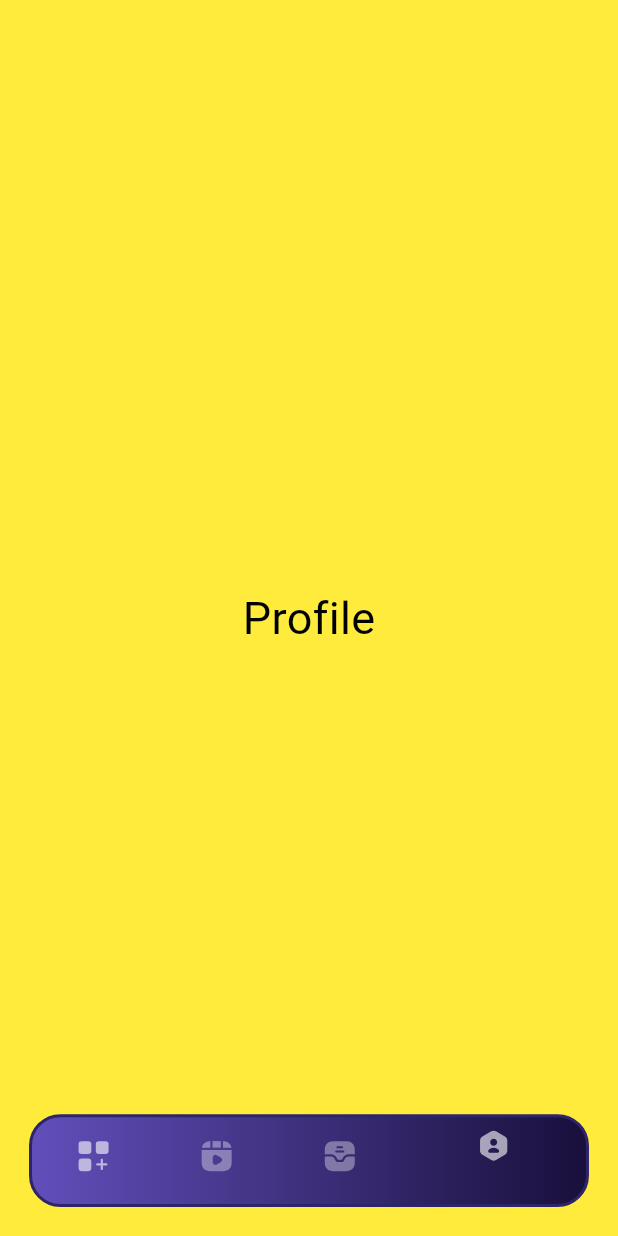
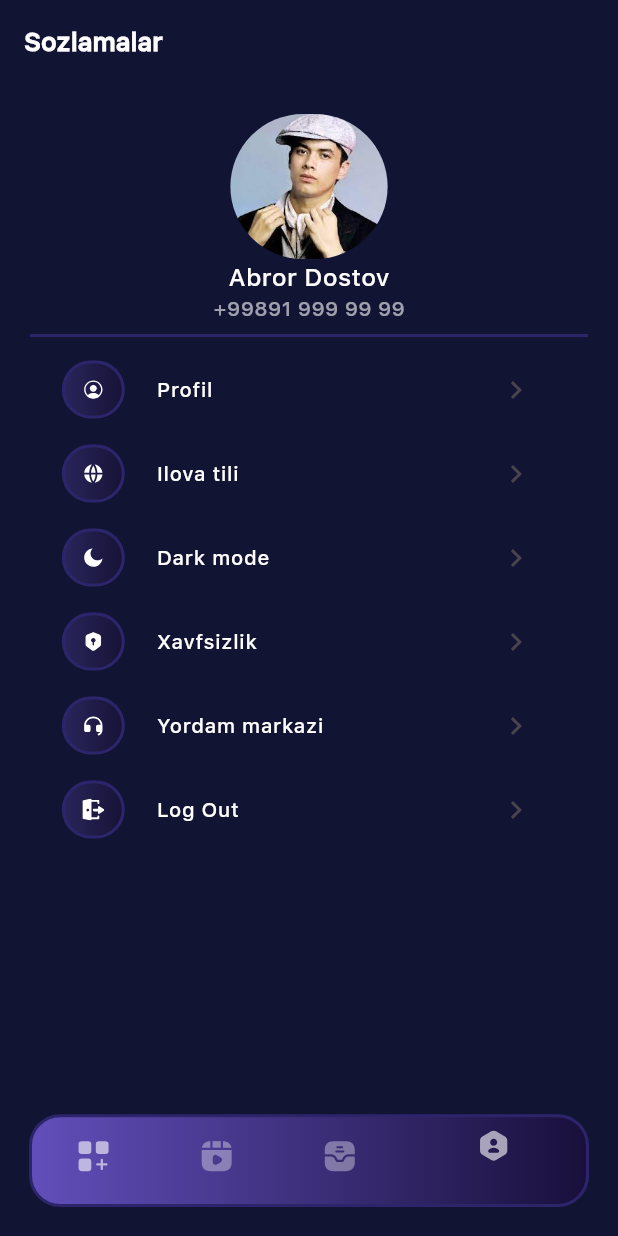
Before and after one commit to azizbek123411/yulduzlar_cosinius, a Flutter app: the screen it shows after launch, item 4 of the bottom bar chosen, on a phone screen of 412 x 824 dp. Run offline on Flutter 3.47's test engine with Material 3 defaults, Android fonts, the phone set to English and light mode, and no system bars; our stand-ins replace bloc, flutter_svg, pin_code_fields.

Commit message:
profile page

```diff
--- a/lib/src/ui/pages/navbar_pages/my_orders.dart
+++ b/lib/src/ui/pages/navbar_pages/my_orders.dart
@@ -4,10 +4,8 @@ import 'package:yulduzlar_cosinius/src/config/font_size.dart';
 import 'package:yulduzlar_cosinius/src/repository/constants/text_style.dart';
 import 'package:yulduzlar_cosinius/src/repository/utils/app_padding.dart';
 import 'package:yulduzlar_cosinius/src/repository/utils/creen_utils.dart';
-import 'package:yulduzlar_cosinius/src/repository/utils/space.dart';
 import 'package:yulduzlar_cosinius/src/ui/screens/my_orders_screen/tabbar_chat_page.dart';
 import 'package:yulduzlar_cosinius/src/ui/screens/my_orders_screen/ordered_page.dart';
-import 'package:yulduzlar_cosinius/src/ui/widgets/buttons.dart';
 class MyOrders extends StatefulWidget {
   const MyOrders({super.key});
 
--- a/lib/src/ui/pages/navbar_pages/profile_page.dart
+++ b/lib/src/ui/pages/navbar_pages/profile_page.dart
@@ -1,4 +1,13 @@
 import 'package:flutter/material.dart';
+import 'package:yulduzlar_cosinius/src/config/appcolors.dart';
+import 'package:yulduzlar_cosinius/src/config/font_size.dart';
+import 'package:yulduzlar_cosinius/src/repository/constants/text_style.dart';
+import 'package:yulduzlar_cosinius/src/repository/utils/creen_utils.dart';
+import 'package:yulduzlar_cosinius/src/ui/widgets/buttons.dart';
+import 'package:yulduzlar_cosinius/src/ui/widgets/list_tile.dart';
+
+import '../../../repository/utils/app_padding.dart';
+
 class ProfilePage extends StatefulWidget {
   const ProfilePage({super.key});
 
@@ -10,12 +19,52 @@ class _ProfilePageState extends State<ProfilePage> {
   @override
   Widget build(BuildContext context) {
     return Scaffold(
-      backgroundColor: Colors.yellow,
-      body: Center(
-        child: Text("Profile",
-          style: TextStyle(
-              color: Colors.black,fontSize: 30
-          ),),
+      appBar: AppBar(
+        backgroundColor: Colors.transparent,
+        title: Text(
+          "Sozlamalar",
+          style: AppTextStyle.instance.w700.copyWith(
+              fontSize: FontSizeConst.instance.largeFont,
+              color: AppColors.colorFFF),
+        ),
+      ),
+      backgroundColor: AppColors.mainBackground,
+      body: Padding(
+        padding: Dis.all(20),
+        child: Center(
+          child: Column(
+            children: [
+              ClipRRect(
+                borderRadius: BorderRadius.circular(50),
+                child: Image.asset(
+                  'assets/images/abror_dostov.jpg',
+                  height: 100.h,
+                  width: 100.w,
+                  fit: BoxFit.cover,
+                ),
+              ),
+              Text("Abror Dostov",style: AppTextStyle.instance.w600.copyWith(
+                color: AppColors.colorFFF,
+                fontSize: FontSizeConst.instance.mediumFont
+              ),),
+
+              Text("+99891 999 99 99",style: AppTextStyle.instance.w400.copyWith(
+                  color: AppColors.colorFFF60,
+                  fontSize: FontSizeConst.instance.smallFont
+              ),),
+              Divider(
+                thickness: 2,
+                color: AppColors.color2d256b,
+              ),
+              ListTilee(title:"Profil", actionIcon: IconButton(onPressed: (){},icon: Icon(Icons.keyboard_arrow_right_sharp,size:24 ,),), leading:  ButtonWidget(onTap: (){}, path: "assets/svg/profile-circle.svg", h: 40.h, w: 40.w, radius: 50),),
+              ListTilee(title:"Ilova tili", actionIcon: IconButton(onPressed: (){},icon: Icon(Icons.keyboard_arrow_right_sharp,size:24 ,),), leading:  ButtonWidget(onTap: (){}, path: "assets/svg/language.svg", h: 40.h, w: 40.w, radius: 50),),
+              ListTilee(title:"Dark mode", actionIcon: IconButton(onPressed: (){},icon: Icon(Icons.keyboard_arrow_right_sharp,size:24 ,),), leading:  ButtonWidget(onTap: (){}, path: "assets/svg/dark_them.svg", h: 40.h, w: 40.w, radius: 50),),
+              ListTilee(title:"Xavfsizlik", actionIcon: IconButton(onPressed: (){},icon: Icon(Icons.keyboard_arrow_right_sharp,size:24 ,),), leading:  ButtonWidget(onTap: (){}, path: "assets/svg/shield-security.svg", h: 40.h, w: 40.w, radius: 50),),
+              ListTilee(title:"Yordam markazi", actionIcon: IconButton(onPressed: (){},icon: Icon(Icons.keyboard_arrow_right_sharp,size:24 ,),), leading:  ButtonWidget(onTap: (){}, path: "assets/svg/support.svg", h: 40.h, w: 40.w, radius: 50),),
+              ListTilee(title:"Log Out", actionIcon: IconButton(onPressed: (){},icon: Icon(Icons.keyboard_arrow_right_sharp,size:24 ,),), leading:  ButtonWidget(onTap: (){}, path: "assets/svg/logout-2 1.svg", h: 40.h, w: 40.w, radius: 50),),
+            ],
+          ),
+        ),
       ),
     );
   }
--- /dev/null
+++ b/lib/src/ui/widgets/list_tile.dart
@@ -0,0 +1,25 @@
+import 'package:flutter/material.dart';
+import 'package:yulduzlar_cosinius/src/config/appcolors.dart';
+import 'package:yulduzlar_cosinius/src/config/font_size.dart';
+import 'package:yulduzlar_cosinius/src/repository/constants/text_style.dart';
+class ListTilee extends StatelessWidget {
+  Widget leading;
+  String title;
+  Widget actionIcon;
+   ListTilee({super.key,
+  required this.title,
+  required this.actionIcon,
+  required this.leading});
+
+  @override
+  Widget build(BuildContext context) {
+    return ListTile(
+      leading: leading,
+      title: Text(title,style: AppTextStyle.instance.w600.copyWith(
+        fontSize: FontSizeConst.instance.smallFont,
+        color: AppColors.colorFFF,
+      ),),
+      trailing: actionIcon,
+    );
+  }
+}
```
Also changed, not shown: assets/svg/dark_them.svg (added), assets/svg/language.svg (added), assets/svg/logout-2 1.svg (added), assets/svg/profile-circle.svg (added), assets/svg/shield-security.svg (added), assets/svg/support.svg (added).
